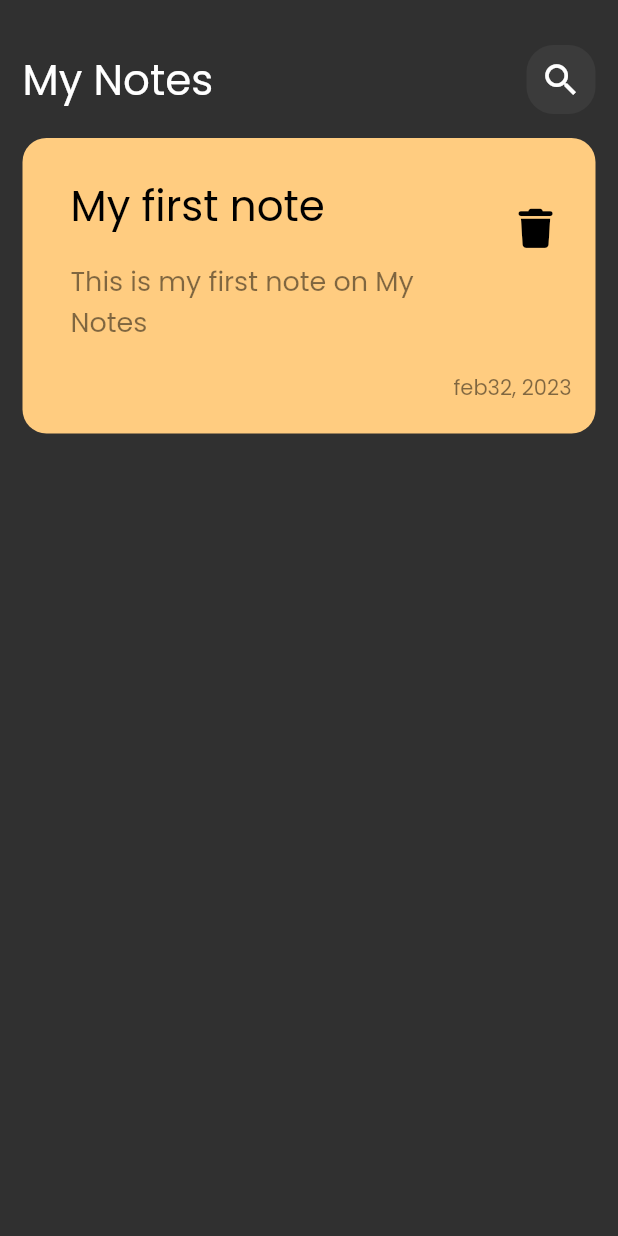
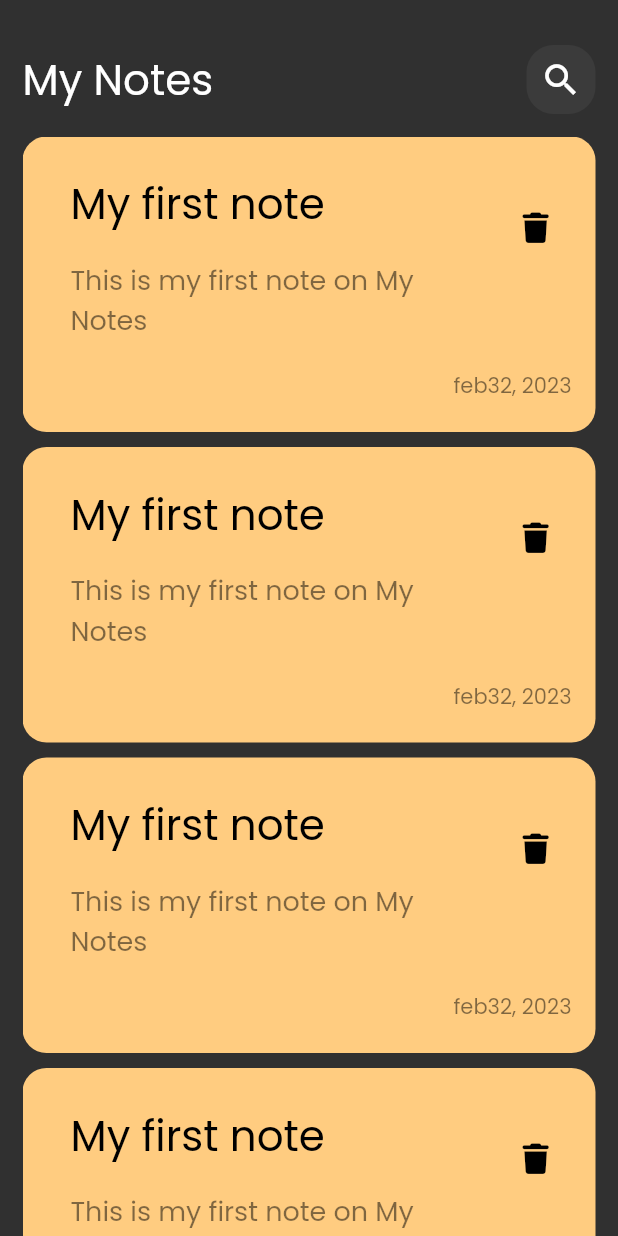
Before and after one commit to islam-diab/MyNotes, a Flutter app: the screen it shows after launch, on a phone screen of 412 x 824 dp. Run offline on Flutter 3.47's test engine with Material 2 defaults, Android fonts, the phone set to English and light mode, and no system bars; our stand-ins replace font_awesome_flutter.

Commit message:
create notes list view

```diff
--- a/lib/view/notes_view.dart
+++ b/lib/view/notes_view.dart
@@ -1,6 +1,6 @@
 import 'package:flutter/material.dart';
 import 'package:my_notes/view/widget/custom_app_bar.dart';
-import 'package:my_notes/view/widget/notes_item.dart';
+import 'package:my_notes/view/widget/notes_list_view.dart';
 
 class NotesView extends StatelessWidget {
   const NotesView({Key? key}) : super(key: key);
@@ -13,7 +13,7 @@ class NotesView extends StatelessWidget {
         child: Column(
           children: const [
             CustomAppBar(),
-            NotesItem(),
+            NotesListView(),
           ],
         ),
       ),
--- a/lib/view/widget/custom_app_bar.dart
+++ b/lib/view/widget/custom_app_bar.dart
@@ -6,7 +6,9 @@ class CustomAppBar extends StatelessWidget {
 
   @override
   Widget build(BuildContext context) {
-    return Row(
+    return Padding(
+      padding: const EdgeInsets.only(bottom: 15),
+      child: Row(
         mainAxisAlignment: MainAxisAlignment.spaceBetween,
         children: const [
           Text(
@@ -15,6 +17,7 @@ class CustomAppBar extends StatelessWidget {
           ),
           CustomIcon(),
         ],
+      ),
     );
   }
 }
--- a/lib/view/widget/notes_item.dart
+++ b/lib/view/widget/notes_item.dart
@@ -7,7 +7,7 @@ class NotesItem extends StatelessWidget {
   @override
   Widget build(BuildContext context) {
     return Padding(
-      padding: const EdgeInsets.only(top: 16),
+      padding: const EdgeInsets.only(bottom: 10),
       child: Container(
         padding: const EdgeInsets.only(top: 20, left: 16, bottom: 20),
         decoration: BoxDecoration(
@@ -39,7 +39,7 @@ class NotesItem extends StatelessWidget {
                 icon: const Icon(
                   FontAwesomeIcons.trash,
                   color: Colors.black,
-                  size: 26,
+                  size: 20,
                 ),
               ),
             ),
--- /dev/null
+++ b/lib/view/widget/notes_list_view.dart
@@ -0,0 +1,15 @@
+import 'package:flutter/cupertino.dart';
+import 'package:my_notes/view/widget/notes_item.dart';
+
+class NotesListView extends StatelessWidget {
+  const NotesListView({Key? key}) : super(key: key);
+
+  @override
+  Widget build(BuildContext context) {
+    return Expanded(
+      child: ListView.builder(itemBuilder: (context, index) {
+        return const NotesItem();
+      }),
+    );
+  }
+}
```
Lines whose indentation alone changed are shown as unchanged.
